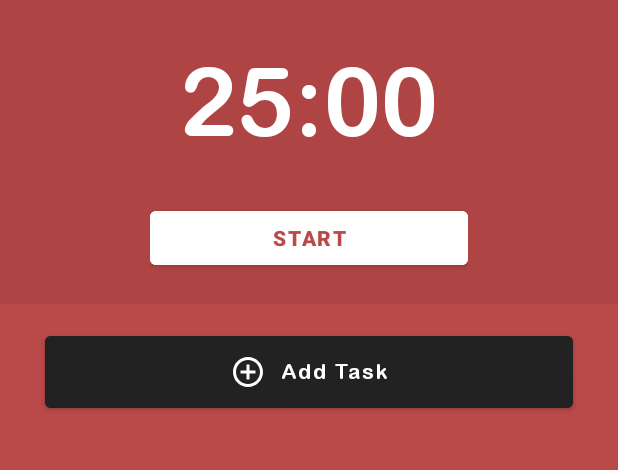
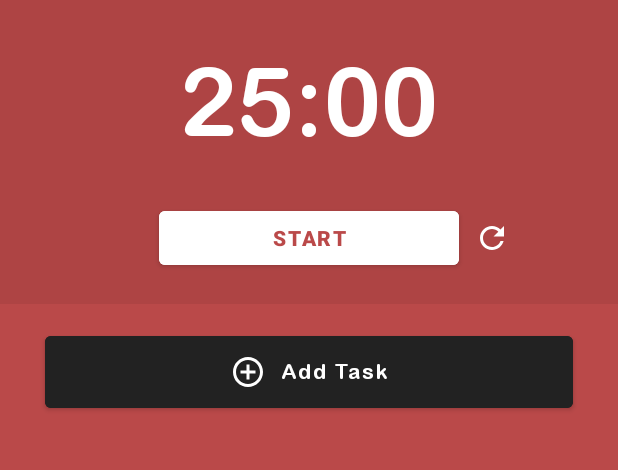
Before and after one commit to erhansennx/Pomodoro-App, an Android app: the screen it shows after launch (MainActivity), on a phone screen of 412 x 824 dp, the part 197-667 px from its top. Run offline under Robolectric (Android 15) with nearby library versions, the phone set to English and light mode, and no system bars.

Commit message:
Refresh timer feature implemented

```diff
--- /dev/null
+++ b/app/src/main/res/drawable/baseline_refresh_24.xml
@@ -0,0 +1,5 @@
+<vector android:height="24dp" android:tint="#FFFFFF"
+    android:viewportHeight="24" android:viewportWidth="24"
+    android:width="24dp" xmlns:android="http://schemas.android.com/apk/res/android">
+    <path android:fillColor="@android:color/white" android:pathData="M17.65,6.35C16.2,4.9 14.21,4 12,4c-4.42,0 -7.99,3.58 -7.99,8s3.57,8 7.99,8c3.73,0 6.84,-2.55 7.73,-6h-2.08c-0.82,2.33 -3.04,4 -5.65,4 -3.31,0 -6,-2.69 -6,-6s2.69,-6 6,-6c1.66,0 3.14,0.69 4.22,1.78L13,11h7V4l-2.35,2.35z"/>
+</vector>
--- a/app/src/main/res/layout/activity_main.xml
+++ b/app/src/main/res/layout/activity_main.xml
@@ -88,14 +88,14 @@
             android:textSize="64sp" />
 
         <androidx.constraintlayout.widget.ConstraintLayout
-            android:layout_width="match_parent"
+            android:layout_width="wrap_content"
             android:layout_height="wrap_content"
-            android:layout_marginHorizontal="100dp"
+            android:layout_gravity="center"
             android:layout_marginTop="30dp">
 
             <Button
                 android:id="@+id/startButton"
-                android:layout_width="0dp"
+                android:layout_width="200dp"
                 android:layout_height="wrap_content"
                 android:layout_gravity="center"
                 android:backgroundTint="@color/white"
@@ -109,7 +109,7 @@
 
             <Button
                 android:id="@+id/pauseButton"
-                android:layout_width="0dp"
+                android:layout_width="200dp"
                 android:layout_height="wrap_content"
                 android:layout_gravity="center"
                 android:backgroundTint="@color/white"
@@ -120,7 +120,21 @@
                 app:layout_constraintEnd_toEndOf="parent"
                 app:layout_constraintStart_toStartOf="parent"
                 app:layout_constraintTop_toTopOf="parent" />
+
+            <ImageView
+                android:id="@+id/refresh"
+                android:layout_width="wrap_content"
+                android:layout_height="wrap_content"
+                android:layout_gravity="center"
+                android:layout_marginStart="10dp"
+                android:src="@drawable/baseline_refresh_24"
+                app:layout_constraintBottom_toBottomOf="@+id/startButton"
+                app:layout_constraintStart_toEndOf="@+id/startButton"
+                app:layout_constraintTop_toTopOf="@+id/startButton" />
+
         </androidx.constraintlayout.widget.ConstraintLayout>
+
+
     </LinearLayout>
 
     <com.google.android.material.button.MaterialButton
--- a/app/src/main/res/values/colors.xml
+++ b/app/src/main/res/values/colors.xml
@@ -13,4 +13,5 @@
     <color name="circle">#CCCCCC</color>
     <color name="bottom_sheet_button">#768E97</color>
     <color name="gray">#495057</color>
+    <color name="background">#222222</color>
 </resources>
--- a/app/src/main/res/values/themes.xml
+++ b/app/src/main/res/values/themes.xml
@@ -3,7 +3,7 @@
     <style name="Theme.Pomodoro" parent="Theme.MaterialComponents.DayNight.NoActionBar">
         <!-- Primary brand color. -->
         <item name="colorPrimary">@color/purple_500</item>
-        <item name="colorPrimaryVariant">@color/purple_700</item>
+        <item name="colorPrimaryVariant">@color/background</item>
         <item name="colorOnPrimary">@color/white</item>
         <!-- Secondary brand color. -->
         <item name="colorSecondary">@color/teal_200</item>
```
Also changed, not shown: app/src/main/java/com/erhansen/pomodoro/MainActivity.kt (+20 -0 lines).
